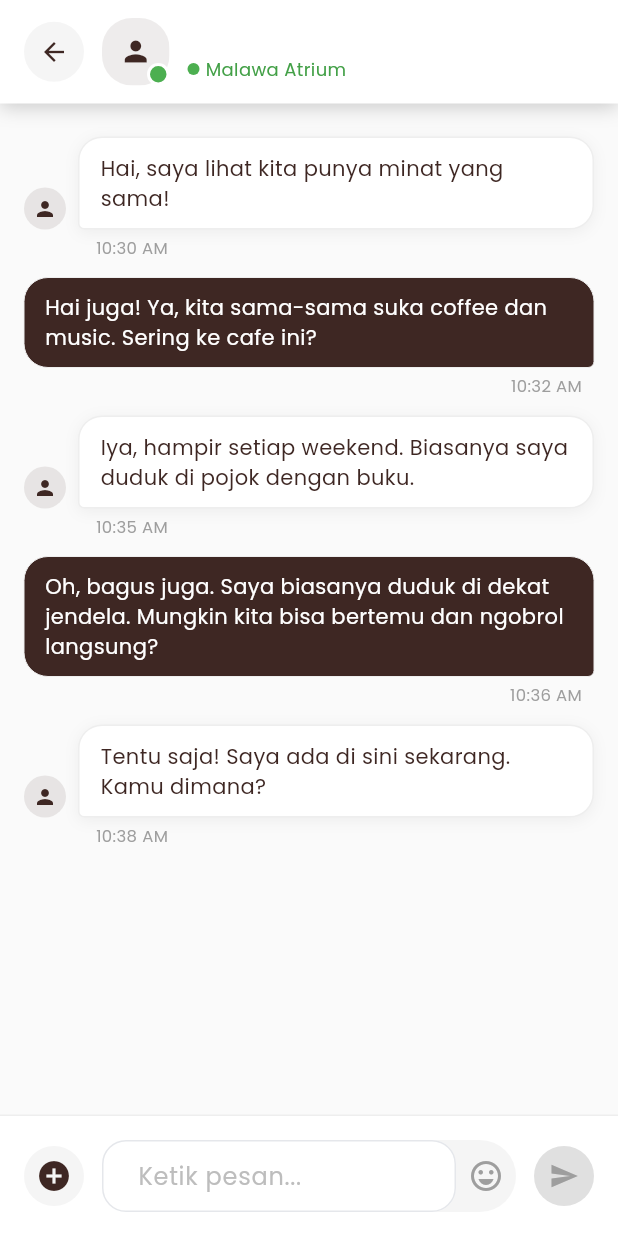
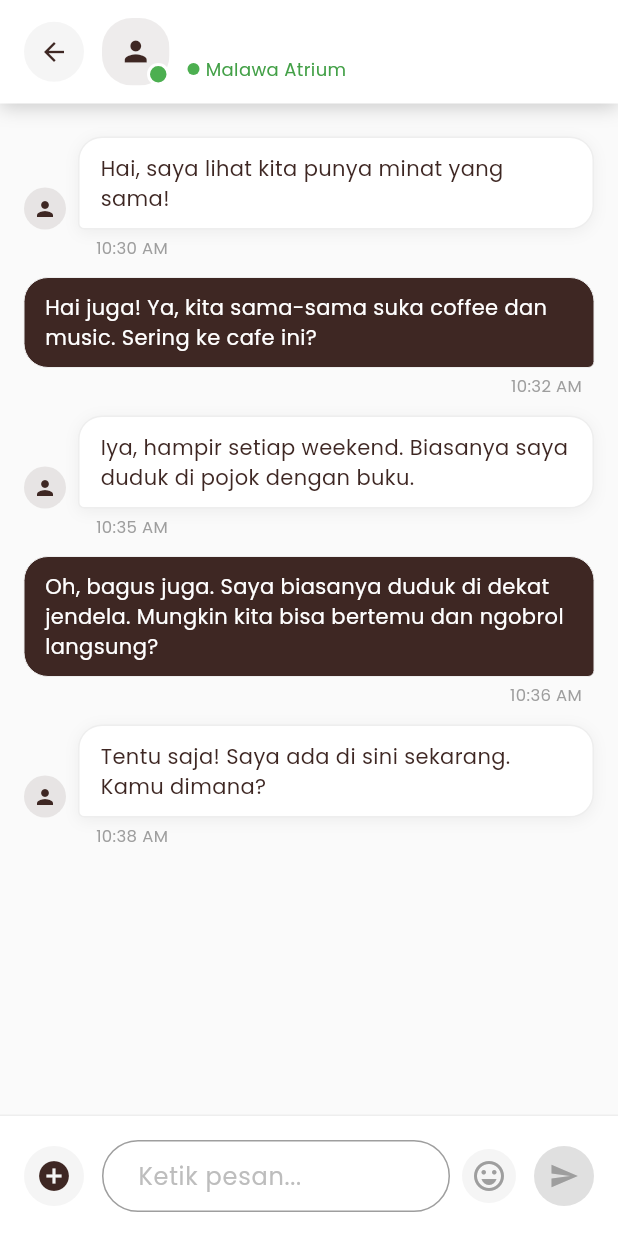
Before and after one commit to ridoNev1/malawa-connect, a Flutter app: the ChatRoomPage screen opened directly with empty values, on a phone screen of 412 x 824 dp. Run offline on Flutter 3.47's test engine with Material 3 defaults, Android fonts, the light colour scheme and no system bars; our stand-ins replace flutter_dotenv, flutter_riverpod, flutter_staggered_animations, go_router, image_picker, supabase_flutter; accounts and stored records are empty; network calls fail.

Commit message:
fixing chat pages style

```diff
--- a/lib/features/chat/presentation/chat_room_page.dart
+++ b/lib/features/chat/presentation/chat_room_page.dart
@@ -45,16 +45,18 @@ class _ChatRoomPageState extends ConsumerState<ChatRoomPage> {
       lastSeen: 'Malawa Atrium',
     );
 
-    // Load messages when page is initialized
     WidgetsBinding.instance.addPostFrameCallback((_) {
       ref.read(chatRoomProviderFamily(_chatRoom).notifier).loadMessages();
     });
 
     _focusNode.addListener(() {
       if (_focusNode.hasFocus) {
-        ref
-            .read(chatRoomProviderFamily(_chatRoom).notifier)
-            .toggleEmojiPicker();
+        final chatState = ref.read(chatRoomProviderFamily(_chatRoom));
+        if (chatState.showEmojiPicker) {
+          ref
+              .read(chatRoomProviderFamily(_chatRoom).notifier)
+              .toggleEmojiPicker();
+        }
       }
     });
   }
@@ -214,8 +216,7 @@ class _ChatRoomPageState extends ConsumerState<ChatRoomPage> {
               ),
             ),
 
-            // Emoji Picker
-            if (chatState.showEmojiPicker)
+            if (chatState.showEmojiPicker && !_focusNode.hasFocus)
               EmojiPickerWidget(
                 onEmojiSelected: (emoji) {
                   _insertEmoji(emoji);
--- a/lib/features/chat/widgets/chat_input_widget.dart
+++ b/lib/features/chat/widgets/chat_input_widget.dart
@@ -2,7 +2,7 @@ import 'package:flutter/material.dart';
 import 'package:flutter_riverpod/flutter_riverpod.dart';
 import '../../../core/theme/theme.dart';
 
-class ChatInputWidget extends ConsumerWidget {
+class ChatInputWidget extends ConsumerStatefulWidget {
   final TextEditingController controller;
   final FocusNode focusNode;
   final bool showEmojiPicker;
@@ -21,7 +21,52 @@ class ChatInputWidget extends ConsumerWidget {
   });
 
   @override
-  Widget build(BuildContext context, WidgetRef ref) {
+  ConsumerState<ChatInputWidget> createState() => _ChatInputWidgetState();
+}
+
+class _ChatInputWidgetState extends ConsumerState<ChatInputWidget> {
+  bool _hasText = false;
+  bool _isTextFieldFocused = false;
+
+  @override
+  void initState() {
+    super.initState();
+    widget.controller.addListener(_updateTextState);
+    widget.focusNode.addListener(_handleFocusChange);
+    _updateTextState();
+  }
+
+  @override
+  void dispose() {
+    widget.controller.removeListener(_updateTextState);
+    widget.focusNode.removeListener(_handleFocusChange);
+    super.dispose();
+  }
+
+  void _updateTextState() {
+    final hasText = widget.controller.text.trim().isNotEmpty;
+    if (hasText != _hasText) {
+      setState(() {
+        _hasText = hasText;
+      });
+    }
+  }
+
+  void _handleFocusChange() {
+    setState(() {
+      _isTextFieldFocused = widget.focusNode.hasFocus;
+    });
+
+    // Jika text field difokuskan dan emoji picker sedang terbuka, tutup emoji picker
+    if (widget.focusNode.hasFocus && widget.showEmojiPicker) {
+      WidgetsBinding.instance.addPostFrameCallback((_) {
+        widget.onToggleEmojiPicker();
+      });
+    }
+  }
+
+  @override
+  Widget build(BuildContext context) {
     return Container(
       padding: const EdgeInsets.all(16.0),
       decoration: BoxDecoration(
@@ -30,12 +75,13 @@ class ChatInputWidget extends ConsumerWidget {
       ),
       child: Column(
         children: [
-          if (showEmojiPicker) const SizedBox(height: 8),
+          if (widget.showEmojiPicker && !_isTextFieldFocused)
+            const SizedBox(height: 8),
           Row(
             children: [
               // Attachment Button
               GestureDetector(
-                onTap: onShowImageOptions,
+                onTap: widget.onShowImageOptions,
                 child: Container(
                   width: 40,
                   height: 40,
@@ -51,66 +97,96 @@ class ChatInputWidget extends ConsumerWidget {
                 ),
               ),
               const SizedBox(width: 12),
-              // Message Input
+
+              // Input Field Area - Terpisah dari tombol emoji
               Expanded(
                 child: Container(
                   decoration: BoxDecoration(
                     color: Colors.grey[100],
-                    borderRadius: BorderRadius.circular(24),
+                    borderRadius: BorderRadius.circular(30), // Lebih rounded
                   ),
-                  child: Row(
-                    children: [
-                      Expanded(
                   child: TextField(
-                          controller: controller,
-                          focusNode: focusNode,
+                    controller: widget.controller,
+                    focusNode: widget.focusNode,
                     decoration: InputDecoration(
                       hintText: 'Ketik pesan...',
                       hintStyle: TextStyle(color: Colors.grey[400]),
+                      enabledBorder: OutlineInputBorder(
+                        borderRadius: BorderRadius.circular(99.0),
+                        borderSide: const BorderSide(
+                          color: Colors.grey,
+                          width: 1.0,
+                        ),
+                      ),
                       border: InputBorder.none,
+                      focusedBorder: OutlineInputBorder(
+                        borderRadius: BorderRadius.circular(99.0),
+                        borderSide: const BorderSide(
+                          color: Colors.grey,
+                          width: 1.0,
+                        ),
+                      ),
+                      focusedErrorBorder: InputBorder.none,
+
                       contentPadding: const EdgeInsets.symmetric(
                         vertical: 12,
                         horizontal: 20,
                       ),
                     ),
+                    onTap: () {
+                      // Pastikan fokus tetap pada input field
+                      FocusScope.of(context).requestFocus(widget.focusNode);
+                    },
                   ),
                 ),
-                      // Emoji Button
+              ),
+
+              // Spacing antara input field dan tombol emoji
+              const SizedBox(width: 8),
+
+              // Emoji Button - Sekarang terpisah dari input field
               GestureDetector(
-                        onTap: onToggleEmojiPicker,
-                        child: Padding(
-                          padding: const EdgeInsets.symmetric(horizontal: 8.0),
+                onTap: () {
+                  // Jika text field sedang difokuskan, unfocus dulu
+                  if (_isTextFieldFocused) {
+                    widget.focusNode.unfocus();
+                  }
+
+                  // Toggle emoji picker
+                  widget.onToggleEmojiPicker();
+                },
+                child: Container(
+                  width: 36,
+                  height: 36,
+                  decoration: BoxDecoration(
+                    color: Colors.grey[100],
+                    shape: BoxShape.circle,
+                  ),
                   child: Icon(
                     Icons.emoji_emotions_outlined,
-                            color: showEmojiPicker
+                    color: widget.showEmojiPicker && !_isTextFieldFocused
                         ? MC.accentOrange
                         : Colors.grey,
                   ),
                 ),
               ),
-                    ],
-                  ),
-                ),
-              ),
+
               const SizedBox(width: 12),
+
               // Send Button
               GestureDetector(
-                onTap: controller.text.isNotEmpty ? onSendMessage : null,
+                onTap: _hasText ? widget.onSendMessage : null,
                 child: Container(
                   width: 40,
                   height: 40,
                   decoration: BoxDecoration(
-                    color: controller.text.isNotEmpty
-                        ? MC.darkBrown
-                        : Colors.grey[300],
+                    color: _hasText ? MC.darkBrown : Colors.grey[300],
                     shape: BoxShape.circle,
                   ),
                   child: Icon(
                     Icons.send,
                     size: 20,
-                    color: controller.text.isNotEmpty
-                        ? Colors.white
-                        : Colors.grey[500],
+                    color: _hasText ? Colors.white : Colors.grey[500],
                   ),
                 ),
               ),
```
Also changed, not shown: lib/features/chat/presentation/chat_list_page.dart (+101 -35 lines). Lines whose indentation alone changed are shown as unchanged.
